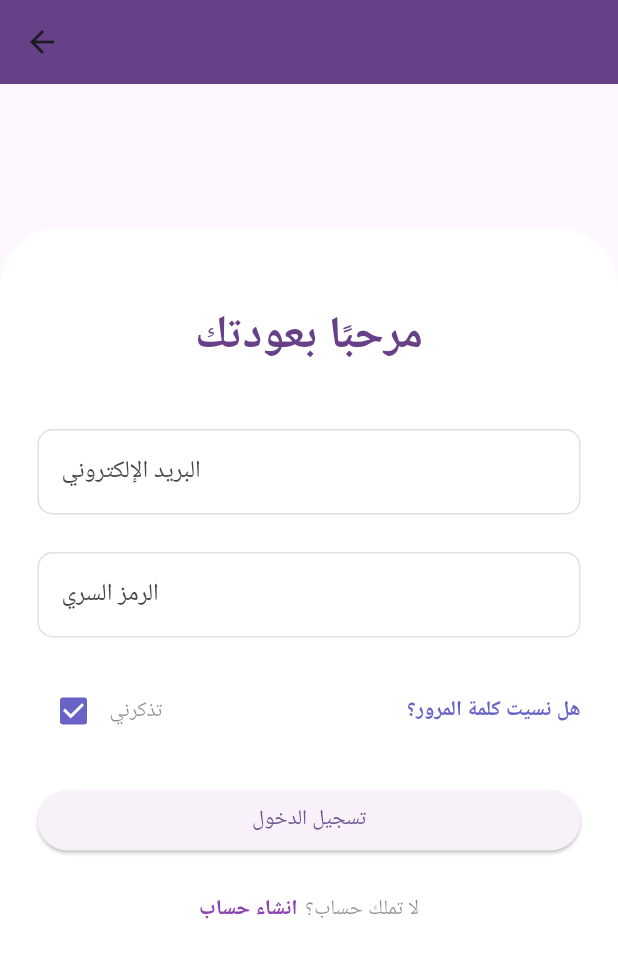
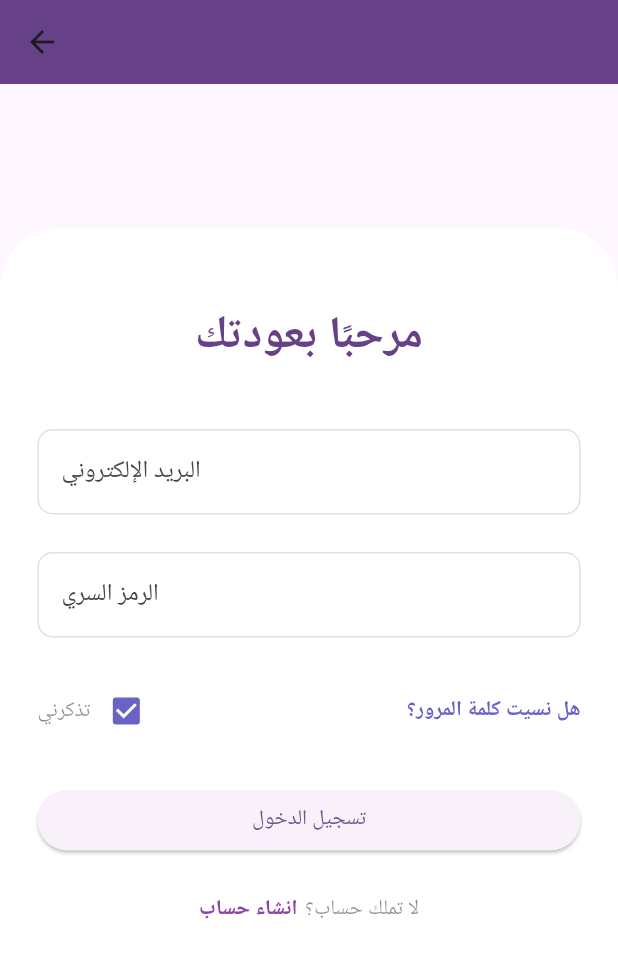
Before and after one commit to GhalaAlotaibi/2024-25_GP_9, a Flutter app: the screen it shows after launch, after a tap on "تسجيل دخول", on a phone screen of 412 x 824 dp. Shown: the top 958 px of the screen. Run offline on Flutter 3.47's test engine with Material 3 defaults, Android fonts, the phone set to English and light mode, and no system bars.

Commit message:
Update login_screen.dart

```diff
--- a/lib/screens/login_screen.dart
+++ b/lib/screens/login_screen.dart
@@ -111,6 +111,10 @@ class _LogInScreenState extends State<LogInScreen> {
                         children: [
                           Row(
                             children: [
+                              const Text(
+                                'تذكرني', // Changed to Arabic
+                                style: TextStyle(color: Colors.black45),
+                              ),
                               Checkbox(
                                 value: rememberPassword,
                                 onChanged: (bool? value) {
@@ -120,10 +124,6 @@ class _LogInScreenState extends State<LogInScreen> {
                                 },
                                 activeColor:
                                     const Color.fromARGB(255, 105, 99, 197),
-                              ),
-                              const Text(
-                                'تذكرني', // Changed to Arabic
-                                style: TextStyle(color: Colors.black45),
                               ),
                             ],
                           ),
```
